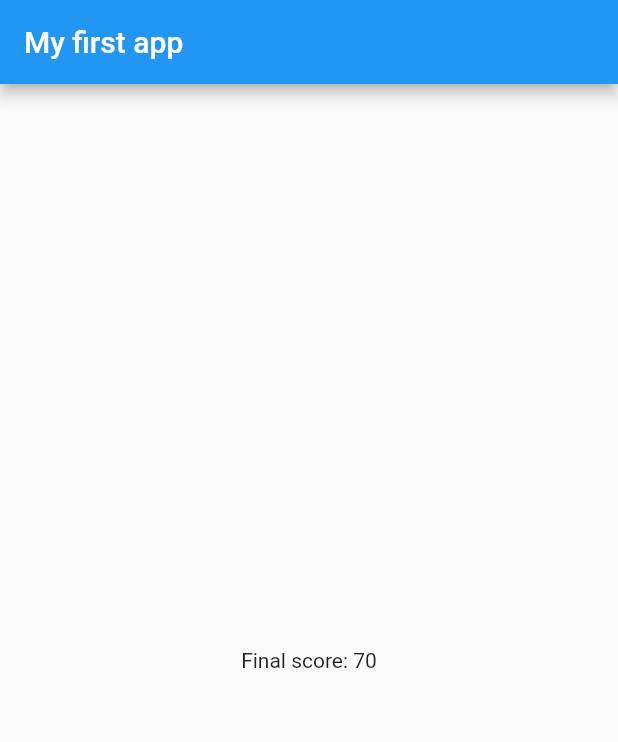
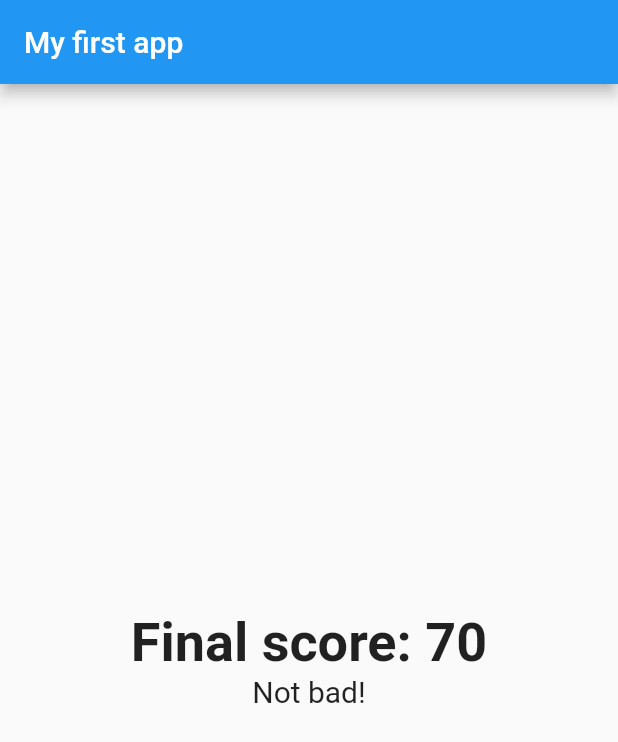
Before and after one commit to alexandregressier/notes, a Flutter app: the screen it shows after launch, after a tap on "Red", after a tap on "Cat", after a tap on "Spider-man", on a phone screen of 412 x 824 dp. Shown: the top 742 px of the screen. Run offline on Flutter 3.47's test engine with Material 2 defaults, Android fonts, the phone set to English and light mode, and no system bars.

Commit message:
Add a result phrase to the Result widget

```diff
--- a/courses/learn-flutter-dart-to-build-ios-android-apps/first_app/lib/result.dart
+++ b/courses/learn-flutter-dart-to-build-ios-android-apps/first_app/lib/result.dart
@@ -5,10 +5,39 @@ class Result extends StatelessWidget {
 
   Result({@required this.score});
 
+  String get resultPhrase {
+    if (score < 50) {
+      return 'You will do better next time!';
+    } else if (score < 75) {
+      return 'Not bad!';
+    } else if (score < 100) {
+      return 'You did great!';
+    } else {
+      return 'Congratulations!!';
+    }
+  }
+
   @override
   Widget build(BuildContext context) {
     return Center(
-      child: Text('Final score: $score'),
+      child: Column(
+        children: [
+          Text(
+            'Final score: $score',
+            style: TextStyle(
+              fontSize: 36,
+              fontWeight: FontWeight.bold,
+            ),
+          ),
+          Text(
+            resultPhrase,
+            style: TextStyle(
+              fontSize: 20,
+            ),
+          ),
+        ],
+        mainAxisAlignment: MainAxisAlignment.center,
+      ),
     );
   }
 }
```
